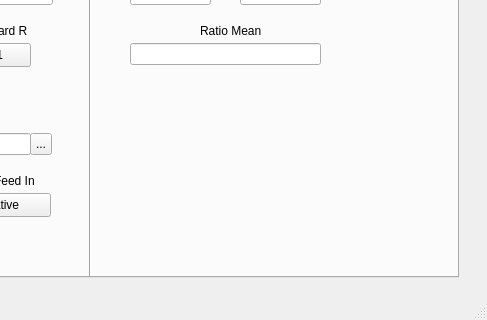
Qt form Magnicon Offline Analyzer GUI.ui (usnistgov/Magnicon-Offline-Analyzer) before a commit; both pictures show x 502 to 989 and y 513 to 833 of the 989 by 833 pixel window.
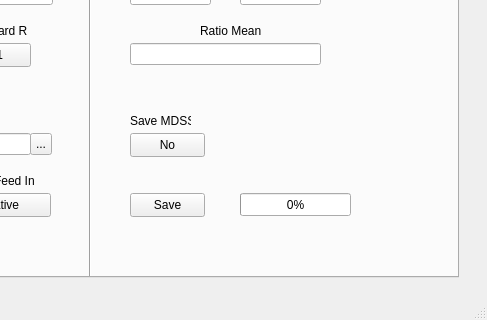
The same form after that commit.

```diff
--- a/Magnicon Offline Analyzer GUI.ui
+++ b/Magnicon Offline Analyzer GUI.ui
@@ -1593,6 +1593,58 @@
        <string>Std. Mean Chk</string>
       </property>
      </widget>
+     <widget class="QPushButton" name="saveButton">
+      <property name="geometry">
+       <rect>
+        <x>630</x>
+        <y>680</y>
+        <width>75</width>
+        <height>24</height>
+       </rect>
+      </property>
+      <property name="text">
+       <string>Save</string>
+      </property>
+     </widget>
+     <widget class="QPushButton" name="MDSSButton">
+      <property name="geometry">
+       <rect>
+        <x>630</x>
+        <y>620</y>
+        <width>75</width>
+        <height>24</height>
+       </rect>
+      </property>
+      <property name="text">
+       <string>No</string>
+      </property>
+     </widget>
+     <widget class="QLabel" name="MDSSLabel">
+      <property name="geometry">
+       <rect>
+        <x>630</x>
+        <y>600</y>
+        <width>61</width>
+        <height>16</height>
+       </rect>
+      </property>
+      <property name="text">
+       <string>Save MDSS</string>
+      </property>
+     </widget>
+     <widget class="QProgressBar" name="progressBar">
+      <property name="geometry">
+       <rect>
+        <x>740</x>
+        <y>680</y>
+        <width>111</width>
+        <height>23</height>
+       </rect>
+      </property>
+      <property name="value">
+       <number>0</number>
+      </property>
+     </widget>
     </widget>
     <widget class="QWidget" name="BVDTab">
      <attribute name="title">
```
